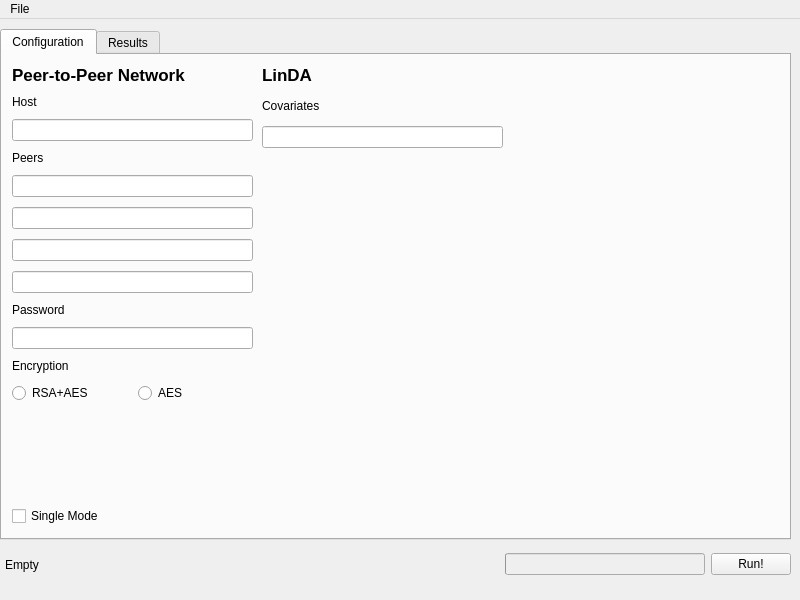
OnlineArts/gLinDA, file gLinDA/gui.ui: the form before one commit.
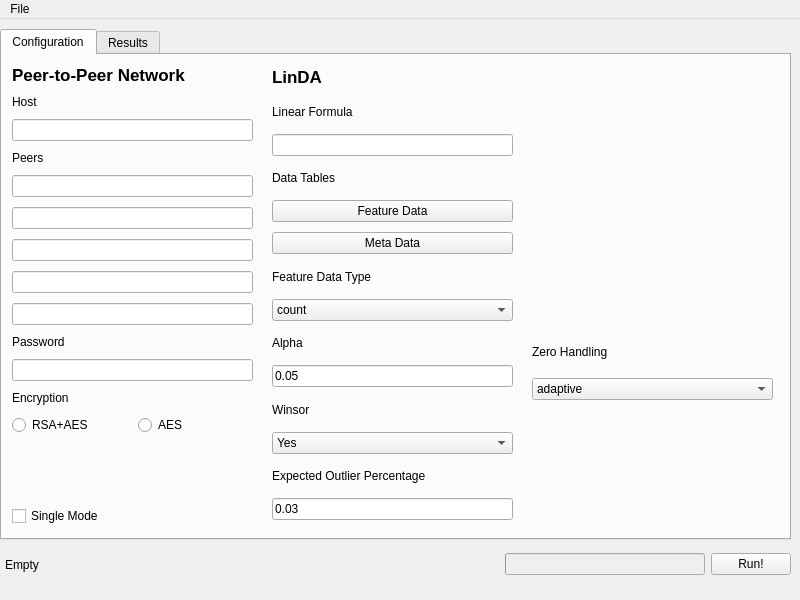
The form after the commit. Icons and pictures are not drawn.

Commit message: Add all LINDA parameters, add save/export function, add unit tests to simulate p2p network

Patch:
```diff
--- a/gLinDA/gui.ui
+++ b/gLinDA/gui.ui
@@ -114,6 +114,13 @@
        <item>
         <widget class="QLineEdit" name="Peer4Input"/>
        </item>
+       <item>
+        <widget class="QLineEdit" name="Peer5Input">
+         <property name="text">
+          <string/>
+         </property>
+        </widget>
+       </item>
        <item>
         <widget class="QLabel" name="PasswordLabe">
          <property name="text">
@@ -174,13 +181,13 @@
      <widget class="QWidget" name="verticalLayoutWidget_2">
       <property name="geometry">
        <rect>
-        <x>260</x>
+        <x>270</x>
         <y>10</y>
         <width>241</width>
-        <height>468</height>
+        <height>461</height>
        </rect>
       </property>
-      <layout class="QVBoxLayout" name="ConfigLINDALayout" stretch="0,1,0">
+      <layout class="QVBoxLayout" name="ConfigLINDALayout" stretch="0,0,0,0,0,0,0,0,0,0,0,0,0,0">
        <property name="spacing">
         <number>10</number>
        </property>
@@ -188,7 +195,7 @@
         <enum>QLayout::SetMinimumSize</enum>
        </property>
        <property name="bottomMargin">
-        <number>385</number>
+        <number>6</number>
        </property>
        <item>
         <widget class="QLabel" name="LindaLabel">
@@ -207,27 +214,112 @@
        </item>
        <item>
         <widget class="QLabel" name="CovariatesLabel">
-         <property name="sizePolicy">
-          <sizepolicy hsizetype="Preferred" vsizetype="Minimum">
-           <horstretch>0</horstretch>
-           <verstretch>0</verstretch>
-          </sizepolicy>
-         </property>
          <property name="text">
-          <string>Covariates</string>
+          <string>Linear Formula</string>
          </property>
         </widget>
        </item>
        <item>
         <widget class="QLineEdit" name="CovariatesInput"/>
        </item>
+       <item>
+        <widget class="QLabel" name="DataTablesLabel">
+         <property name="text">
+          <string>Data Tables</string>
+         </property>
+        </widget>
+       </item>
+       <item>
+        <widget class="QPushButton" name="FeatureDataTableButton">
+         <property name="text">
+          <string>Feature Data</string>
+         </property>
+        </widget>
+       </item>
+       <item>
+        <widget class="QPushButton" name="MetaDataTableButton">
+         <property name="text">
+          <string>Meta Data</string>
+         </property>
+        </widget>
+       </item>
+       <item>
+        <widget class="QLabel" name="FeatureDataTypeLabel">
+         <property name="text">
+          <string>Feature Data Type</string>
+         </property>
+        </widget>
+       </item>
+       <item>
+        <widget class="QComboBox" name="FeatureDataTypeCombo">
+         <item>
+          <property name="text">
+           <string>count</string>
+          </property>
+         </item>
+         <item>
+          <property name="text">
+           <string>proportion</string>
+          </property>
+         </item>
+        </widget>
+       </item>
+       <item>
+        <widget class="QLabel" name="AlphaLabel">
+         <property name="text">
+          <string>Alpha</string>
+         </property>
+        </widget>
+       </item>
+       <item>
+        <widget class="QLineEdit" name="AlphaInput">
+         <property name="text">
+          <string>0.05</string>
+         </property>
+        </widget>
+       </item>
+       <item>
+        <widget class="QLabel" name="WinsorLabel">
+         <property name="text">
+          <string>Winsor</string>
+         </property>
+        </widget>
+       </item>
+       <item>
+        <widget class="QComboBox" name="WinsorCombo">
+         <item>
+          <property name="text">
+           <string>Yes</string>
+          </property>
+         </item>
+         <item>
+          <property name="text">
+           <string>No</string>
+          </property>
+         </item>
+        </widget>
+       </item>
+       <item>
+        <widget class="QLabel" name="OutlierPctLabel">
+         <property name="text">
+          <string>Expected Outlier Percentage</string>
+         </property>
+        </widget>
+       </item>
+       <item>
+        <widget class="QLineEdit" name="OutlierPctInput">
+         <property name="text">
+          <string>0.03</string>
+         </property>
+        </widget>
+       </item>
       </layout>
      </widget>
      <widget class="QLabel" name="Logo">
       <property name="geometry">
        <rect>
-        <x>520</x>
-        <y>10</y>
+        <x>530</x>
+        <y>-10</y>
         <width>261</width>
         <height>281</height>
        </rect>
@@ -239,6 +331,50 @@
        <pixmap>logo.png</pixmap>
       </property>
      </widget>
+     <widget class="QWidget" name="verticalLayoutWidget_3">
+      <property name="geometry">
+       <rect>
+        <x>530</x>
+        <y>280</y>
+        <width>241</width>
+        <height>191</height>
+       </rect>
+      </property>
+      <layout class="QVBoxLayout" name="ConfigLINDA2Layout">
+       <property name="spacing">
+        <number>10</number>
+       </property>
+       <property name="bottomMargin">
+        <number>126</number>
+       </property>
+       <item>
+        <widget class="QLabel" name="ZeroHandlingLabel">
+         <property name="text">
+          <string>Zero Handling</string>
+         </property>
+        </widget>
+       </item>
+       <item>
+        <widget class="QComboBox" name="ZeroHandlingInput">
+         <item>
+          <property name="text">
+           <string>adaptive</string>
+          </property>
+         </item>
+         <item>
+          <property name="text">
+           <string>pseudo_count</string>
+          </property>
+         </item>
+         <item>
+          <property name="text">
+           <string>imputation</string>
+          </property>
+         </item>
+        </widget>
+       </item>
+      </layout>
+     </widget>
     </widget>
     <widget class="QWidget" name="ResultTab">
      <property name="enabled">
```
Left out of the diff: 82 changed lines with no effect on the pictures. The commit also changes 7 other files.
